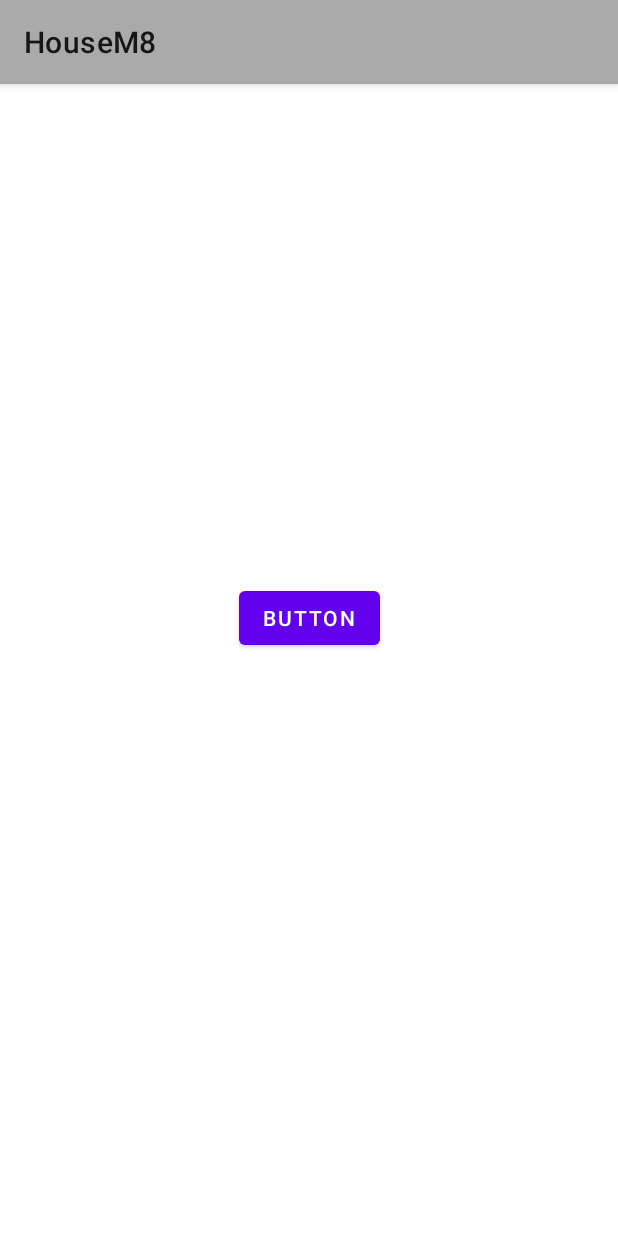
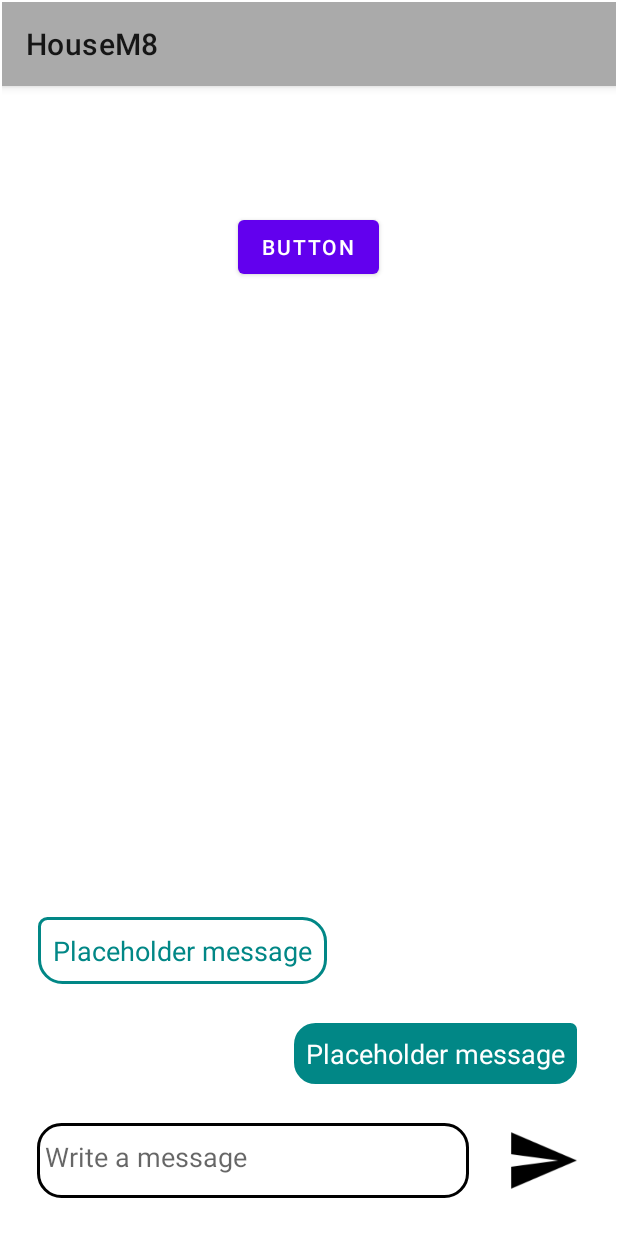
Before and after one commit to jameslinley/FinalYearProject, an Android app: the MessagesActivity screen opened directly, with no data from a screen before it, on a phone screen of 412 x 824 dp. Run offline under Robolectric (Android 15) with nearby library versions, the phone set to English and light mode, and no system bars.

Commit message:
added firebase and more functionality to Messages

```diff
--- a/app/build.gradle
+++ b/app/build.gradle
@@ -1,5 +1,6 @@
 plugins {
     id 'com.android.application'
+    id 'com.google.gms.google-services'
 }
 
 android {
@@ -7,7 +8,7 @@ android {
     buildToolsVersion "30.0.2"
 
     defaultConfig {
-        applicationId "com.example.housem8"
+        applicationId 'com.example.housem8'
         minSdkVersion 16
         targetSdkVersion 30
         versionCode 1
@@ -39,5 +40,6 @@ dependencies {
     testImplementation 'junit:junit:4.13.2'
     androidTestImplementation 'androidx.test.ext:junit:1.1.2'
     androidTestImplementation 'androidx.test.espresso:espresso-core:3.3.0'
-    implementation 'com.scaledrone:scaledrone-java:0.6.0'
+    implementation platform('com.google.firebase:firebase-bom:26.7.0')
+    implementation 'com.google.firebase:firebase-analytics'
 }
--- a/app/src/main/java/com/example/housem8/MessagesActivity.java
+++ b/app/src/main/java/com/example/housem8/MessagesActivity.java
@@ -7,16 +7,19 @@ import android.content.Intent;
 import android.os.Bundle;
 import android.view.View;
 import android.widget.Button;
+import android.widget.EditText;
 
 public class MessagesActivity extends AppCompatActivity {
 
     private Button toMainButton;
+    private EditText sendMessage;
 
     @Override
     protected void onCreate(Bundle savedInstanceState) {
         super.onCreate(savedInstanceState);
         setContentView(R.layout.activity_messages);
         toMainButton = findViewById(R.id.toMain);
+        sendMessage = findViewById(R.id.enterMessage);
 
         toolBar();
         toMain();
--- /dev/null
+++ b/app/src/main/res/drawable/received_message.xml
@@ -0,0 +1,14 @@
+<?xml version="1.0" encoding="utf-8"?>
+<shape
+    xmlns:android="http://schemas.android.com/apk/res/android"
+    android:shape="rectangle">
+    <corners
+        android:topLeftRadius="5dp"
+        android:radius="15dp" />
+    <stroke
+        android:width="2dp"
+        android:color="#FF018786" />
+    <solid
+        android:color="#FFFFFFFF" />
+
+</shape>
--- /dev/null
+++ b/app/src/main/res/drawable/send_a_message.xml
@@ -0,0 +1,13 @@
+<?xml version="1.0" encoding="utf-8"?>
+<shape
+    xmlns:android="http://schemas.android.com/apk/res/android"
+    android:shape="rectangle">
+    <corners
+        android:radius="15dp" />
+    <stroke
+        android:width="2dp"
+        android:color="#FF000000" />
+    <solid
+        android:color="#FFFFFFFF" />
+
+</shape>
--- /dev/null
+++ b/app/src/main/res/drawable/sent_message.xml
@@ -0,0 +1,14 @@
+<?xml version="1.0" encoding="utf-8"?>
+<shape
+    xmlns:android="http://schemas.android.com/apk/res/android"
+    android:shape="rectangle">
+    <corners
+        android:topRightRadius="5dp"
+        android:radius="15dp" />
+    <stroke
+        android:width="2dp"
+        android:color="#FFFFFF" />
+    <solid
+        android:color="#FF018786" />
+
+</shape>
--- a/app/src/main/res/layout/activity_messages.xml
+++ b/app/src/main/res/layout/activity_messages.xml
@@ -4,17 +4,8 @@
     xmlns:tools="http://schemas.android.com/tools"
     android:layout_width="match_parent"
     android:layout_height="match_parent"
+    android:padding="1dp"
     tools:context=".MessagesActivity">
-
-    <Button
-        android:id="@+id/toMain"
-        android:layout_width="wrap_content"
-        android:layout_height="wrap_content"
-        android:text="Button"
-        app:layout_constraintBottom_toBottomOf="parent"
-        app:layout_constraintEnd_toEndOf="parent"
-        app:layout_constraintStart_toStartOf="parent"
-        app:layout_constraintTop_toTopOf="parent" />
 
     <include
         android:id="@+id/toolbar"
@@ -24,4 +15,105 @@
         app:layout_constraintEnd_toEndOf="parent"
         app:layout_constraintStart_toStartOf="parent"
         app:layout_constraintTop_toTopOf="parent" />
+
+<!--    <ListView-->
+<!--        android:layout_width="match_parent"-->
+<!--        android:layout_height="match_parent"-->
+<!--        android:listSelector="@android:color/transparent"-->
+<!--        android:transcriptMode="alwaysScroll"-->
+<!--        app:layout_constraintBottom_toBottomOf="parent"-->
+<!--        app:layout_constraintEnd_toEndOf="parent"-->
+<!--        app:layout_constraintStart_toStartOf="parent"-->
+<!--        app:layout_constraintTop_toTopOf="parent" />-->
+
+
+    <Button
+        android:id="@+id/toMain"
+        android:layout_width="wrap_content"
+        android:layout_height="wrap_content"
+        android:text="@string/button"
+        app:layout_constraintBottom_toBottomOf="parent"
+        app:layout_constraintEnd_toEndOf="parent"
+        app:layout_constraintHorizontal_bias="0.498"
+        app:layout_constraintStart_toStartOf="parent"
+        app:layout_constraintTop_toTopOf="parent"
+        app:layout_constraintVertical_bias="0.18" />
+
+
+    <EditText
+        android:id="@+id/enterMessage"
+        android:layout_width="288dp"
+        android:layout_height="50dp"
+        android:layout_marginStart="24dp"
+        android:layout_marginLeft="24dp"
+        android:layout_marginEnd="25dp"
+        android:layout_marginRight="25dp"
+        android:layout_marginBottom="24dp"
+        android:layout_weight="2"
+        android:background="@drawable/send_a_message"
+        android:hint="@string/write_a_message"
+        android:importantForAutofill="no"
+        android:inputType="text"
+        android:padding="15dp"
+        android:paddingLeft="5dp"
+        android:paddingTop="1dp"
+        android:paddingRight="15dp"
+        android:paddingBottom="1dp"
+        android:text=""
+        android:textColor="#FF000000"
+        app:layout_constraintBottom_toBottomOf="parent"
+        app:layout_constraintEnd_toStartOf="@+id/sendButton"
+        app:layout_constraintStart_toStartOf="parent"
+        android:paddingStart="5dp"
+        android:paddingEnd="15dp" />
+
+    <ImageButton
+        android:id="@+id/sendButton"
+        android:layout_width="50dp"
+        android:layout_height="50dp"
+        android:layout_gravity="center"
+        android:layout_marginHorizontal="10dp"
+        android:layout_marginEnd="24dp"
+        android:layout_marginRight="24dp"
+        android:layout_marginBottom="24dp"
+        android:background="@drawable/baseline_send_black_48dp"
+        android:contentDescription="@string/button_to_send_message"
+        android:padding="20dp"
+        android:scaleType="fitCenter"
+        app:layout_constraintBottom_toBottomOf="parent"
+        app:layout_constraintEnd_toEndOf="parent" />
+
+    <TextView
+        android:id="@+id/message_sent"
+        android:layout_width="wrap_content"
+        android:layout_height="wrap_content"
+        android:layout_alignParentRight="true"
+        android:layout_marginEnd="24dp"
+        android:layout_marginRight="24dp"
+        android:layout_marginBottom="24dp"
+        android:background="@drawable/sent_message"
+        android:padding="10dp"
+        android:text="@string/placeholder_message"
+        android:textColor="#FFFFFF"
+        android:textSize="18sp"
+        app:layout_constraintBottom_toTopOf="@+id/enterMessage"
+        app:layout_constraintEnd_toEndOf="parent" />
+
+    <TextView
+        android:id="@+id/message_received"
+        android:layout_width="wrap_content"
+        android:layout_height="wrap_content"
+        android:layout_alignParentLeft="true"
+        android:layout_marginStart="24dp"
+        android:layout_marginLeft="24dp"
+        android:layout_marginBottom="24dp"
+        android:background="@drawable/received_message"
+        android:padding="10dp"
+        android:text="@string/placeholder_message"
+        android:textColor="#FF018786"
+        android:textSize="18sp"
+        app:layout_constraintBottom_toTopOf="@+id/message_sent"
+        app:layout_constraintStart_toStartOf="parent" />
+
+
 </androidx.constraintlayout.widget.ConstraintLayout>
--- a/app/src/main/res/values/strings.xml
+++ b/app/src/main/res/values/strings.xml
@@ -16,4 +16,8 @@
 
     <string name="hello_first_fragment">Hello first fragment</string>
     <string name="hello_second_fragment">Hello second fragment. Arg: %1$s</string>
+    <string name="write_a_message">Write a message</string>
+    <string name="button">Button</string>
+    <string name="button_to_send_message">button to send message</string>
+    <string name="placeholder_message">Placeholder message</string>
 </resources>
--- a/build.gradle
+++ b/build.gradle
@@ -6,6 +6,7 @@ buildscript {
     }
     dependencies {
         classpath "com.android.tools.build:gradle:4.1.2"
+        classpath 'com.google.gms:google-services:4.3.5'
 
         // NOTE: Do not place your application dependencies here; they belong
         // in the individual module build.gradle files
```
Also changed, not shown: app/src/main/java/com/example/housem8/Messages.java (deleted, +0 -34 lines), app/src/main/java/com/example/housem8/Noticeboard.java (deleted, +0 -38 lines), app/src/main/res/layout/fragment_messages.xml (deleted, +0 -34 lines), app/src/main/res/layout/fragment_noticeboard.xml (deleted, +0 -44 lines), app/src/main/res/drawable/baseline_send_black_48dp.png (added), 1 other file.
